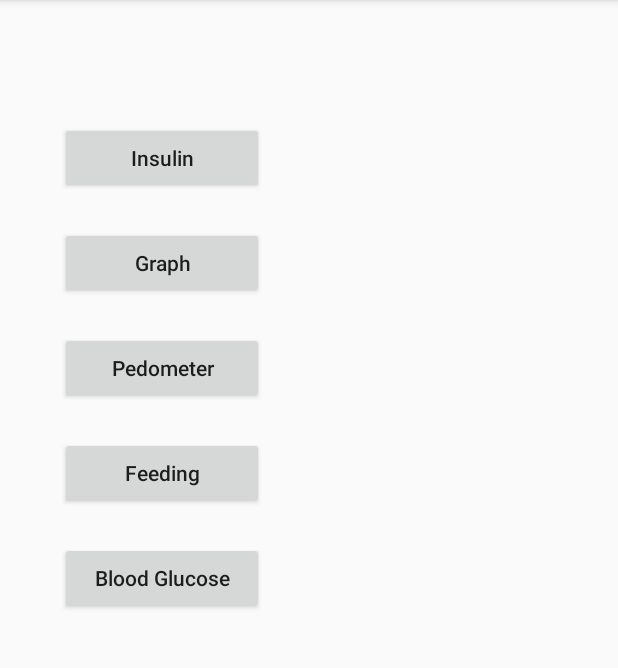
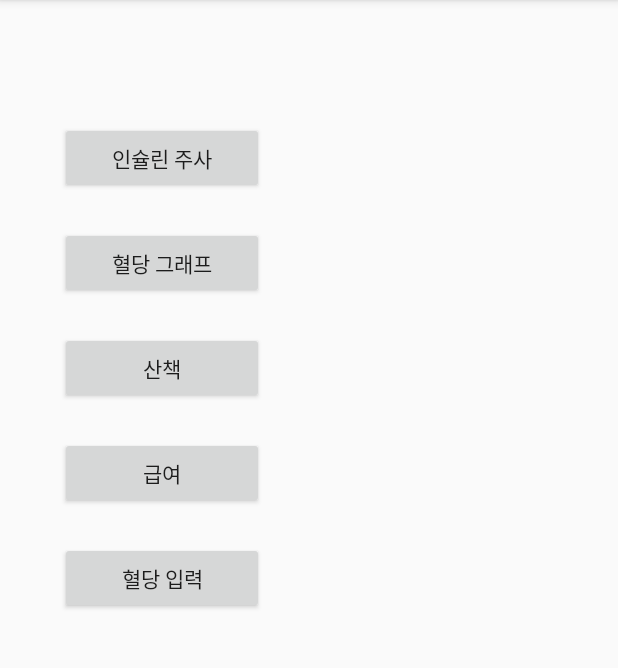
Before and after one commit to zer05um2017/GoodButler, an Android app: the screen it shows after launch (MainActivity), on a phone screen of 412 x 824 dp, the part 84-752 px from its top. Run offline under Robolectric (Android 15) with nearby library versions, the phone set to English and light mode, and no system bars; our stand-ins replace Room's generated code; 2 statements that could not run were skipped.

Commit message:
improved UI a little

```diff
--- a/app/src/main/res/layout/activity_main.xml
+++ b/app/src/main/res/layout/activity_main.xml
@@ -11,7 +11,7 @@
         android:layout_width="136dp"
         android:layout_height="wrap_content"
         android:layout_marginTop="22dp"
-        android:text="Graph"
+        android:text="혈당 그래프"
         android:textAllCaps="false"
         app:layout_constraintEnd_toEndOf="@+id/btnPedometer"
         app:layout_constraintStart_toStartOf="@+id/btnPedometer"
@@ -22,7 +22,7 @@
         android:layout_width="136dp"
         android:layout_height="wrap_content"
         android:layout_marginTop="81dp"
-        android:text="Insulin"
+        android:text="인슐린 주사"
         android:textAllCaps="false"
         app:layout_constraintEnd_toEndOf="@+id/btnGraph"
         app:layout_constraintStart_toStartOf="@+id/btnGraph"
@@ -34,7 +34,7 @@
         android:layout_height="wrap_content"
         android:layout_marginStart="40dp"
         android:layout_marginTop="22dp"
-        android:text="Pedometer"
+        android:text="산책"
         android:textAllCaps="false"
         app:layout_constraintStart_toStartOf="parent"
         app:layout_constraintTop_toBottomOf="@+id/btnGraph" />
@@ -44,7 +44,7 @@
         android:layout_width="136dp"
         android:layout_height="wrap_content"
         android:layout_marginTop="22dp"
-        android:text="Feeding"
+        android:text="급여"
         android:textAllCaps="false"
         app:layout_constraintStart_toStartOf="@+id/btnPedometer"
         app:layout_constraintTop_toBottomOf="@+id/btnPedometer" />
@@ -54,7 +54,7 @@
         android:layout_width="136dp"
         android:layout_height="wrap_content"
         android:layout_marginTop="22dp"
-        android:text="Blood Glucose"
+        android:text="혈당 입력"
         android:textAllCaps="false"
         app:layout_constraintEnd_toEndOf="@+id/btnFeeding"
         app:layout_constraintStart_toStartOf="@+id/btnFeeding"
```
